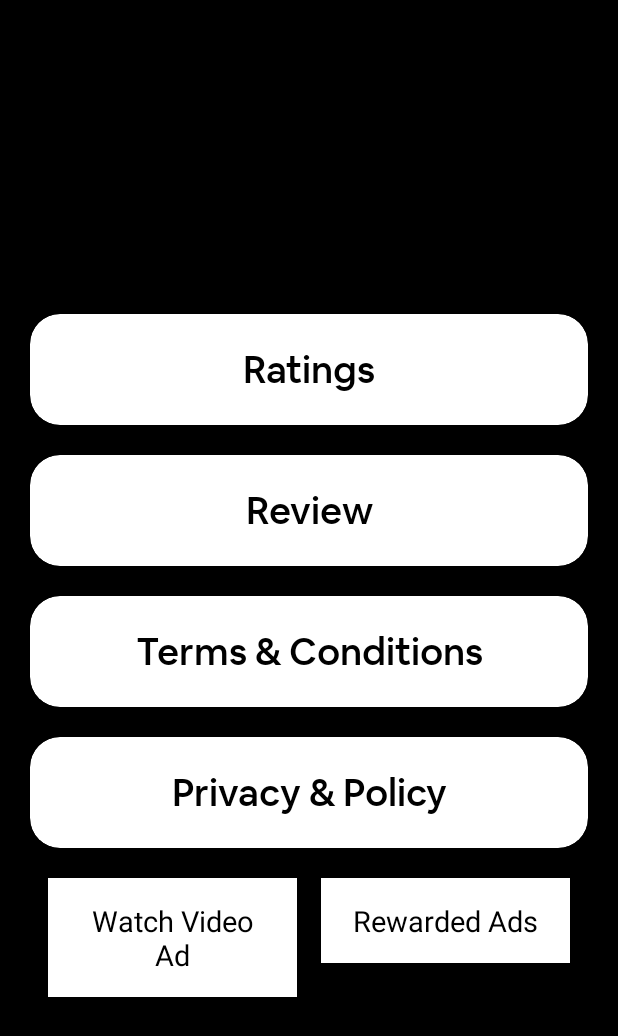
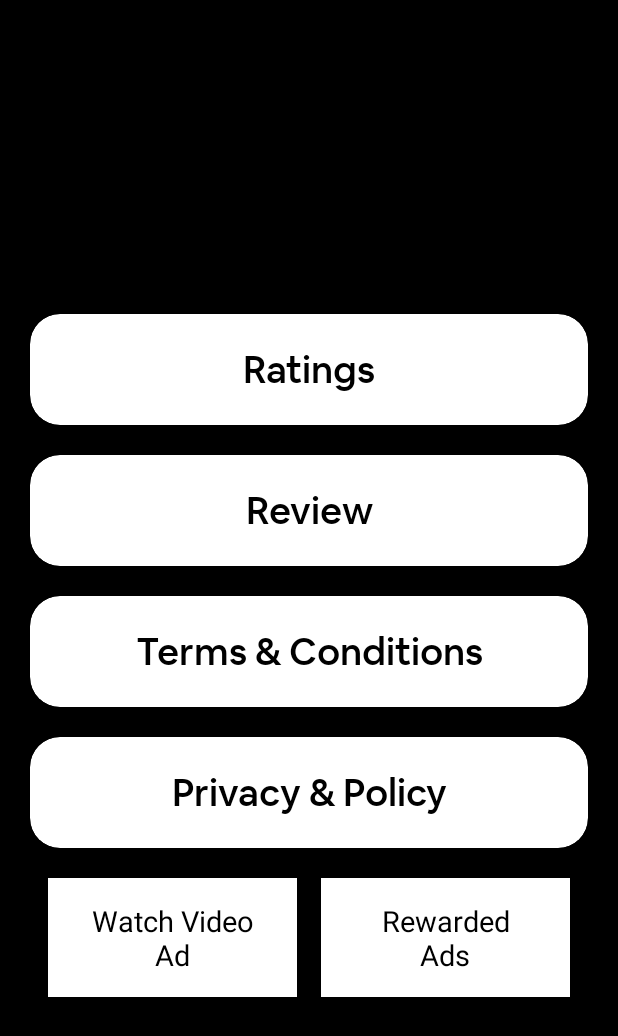
Before and after one commit to ShashankMangal/Torch, an Android app: the MenuActivity screen opened directly, with no data from a screen before it, on a phone screen of 412 x 824 dp. Shown: the top 1036 px of the screen. Run offline under Robolectric (Android 15) with nearby library versions, the phone set to English and light mode, and no system bars; libraries missing offline, so code that uses them is left out: com.applovin.mediation; plain views replace MaxAdView; 5 statements that could not run were skipped.

Commit message:
app version 7 ready

```diff
--- a/app/src/main/res/layout/activity_menu.xml
+++ b/app/src/main/res/layout/activity_menu.xml
@@ -179,7 +179,7 @@
             android:layout_height="wrap_content"
             android:background="@color/white"
             android:padding="15dp"
-            android:text="Watch Video Ad"
+            android:text="Watch Video\nAd"
             android:textColor="@color/black"
             android:gravity="center"
             android:textSize="19sp"
@@ -192,7 +192,7 @@
             android:layout_height="wrap_content"
             android:background="@color/white"
             android:padding="15dp"
-            android:text="Rewarded Ads"
+            android:text="Rewarded\nAds"
             android:textColor="@color/black"
             android:gravity="center"
             android:textSize="19sp"
```
